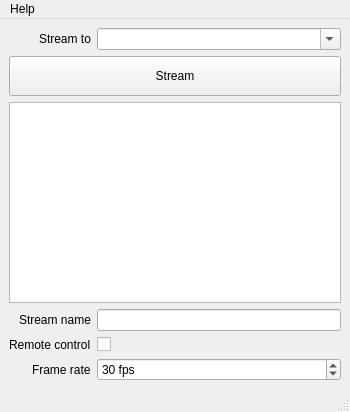
Before: the Qt Designer form apps/DesktopStreamer/MainWindow.ui in BlueBrain/Deflect, drawn with Qt 5.
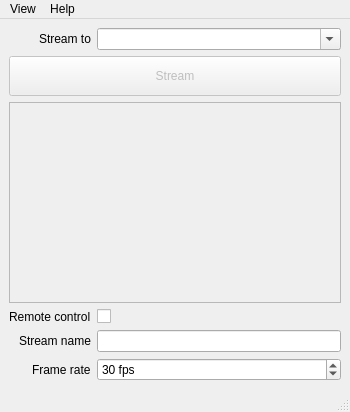
After: the same form once the commit is applied.

Commit message: DesktopStreamer: OSX multi-window is a view option, other UI improvements

Patch:
```diff
--- a/apps/DesktopStreamer/MainWindow.ui
+++ b/apps/DesktopStreamer/MainWindow.ui
@@ -33,7 +33,7 @@
     <item>
      <layout class="QFormLayout" name="formLayout">
       <property name="sizeConstraint">
-       <enum>QLayout::SetFixedSize</enum>
+       <enum>QLayout::SetMinimumSize</enum>
       </property>
       <property name="fieldGrowthPolicy">
        <enum>QFormLayout::ExpandingFieldsGrow</enum>
@@ -51,7 +51,7 @@
        <number>6</number>
       </property>
       <item row="0" column="0">
-       <widget class="QLabel" name="hostnameLabel">
+       <widget class="QLabel" name="_hostLabel">
         <property name="text">
          <string>Stream to</string>
         </property>
@@ -87,6 +87,9 @@
       </item>
       <item row="1" column="0" colspan="2">
        <widget class="QPushButton" name="_streamButton">
+        <property name="enabled">
+         <bool>false</bool>
+        </property>
         <property name="minimumSize">
          <size>
           <width>268</width>
@@ -124,6 +127,9 @@
       </item>
       <item row="2" column="0" colspan="2">
        <widget class="QListView" name="_listView">
+        <property name="enabled">
+         <bool>false</bool>
+        </property>
         <property name="sizePolicy">
          <sizepolicy hsizetype="Expanding" vsizetype="Expanding">
           <horstretch>0</horstretch>
@@ -166,41 +172,41 @@
        </widget>
       </item>
       <item row="3" column="0">
-       <widget class="QLabel" name="streamnameLabel">
-        <property name="text">
-         <string>Stream name</string>
-        </property>
-       </widget>
-      </item>
-      <item row="3" column="1">
-       <widget class="QLineEdit" name="_streamIdLineEdit">
-        <property name="sizePolicy">
-         <sizepolicy hsizetype="Expanding" vsizetype="Fixed">
-          <horstretch>0</horstretch>
-          <verstretch>0</verstretch>
-         </sizepolicy>
-        </property>
-        <property name="clearButtonEnabled">
-         <bool>false</bool>
-        </property>
-       </widget>
-      </item>
-      <item row="4" column="0">
        <widget class="QLabel" name="_remoteControlLabel">
         <property name="text">
          <string>Remote control</string>
         </property>
        </widget>
       </item>
-      <item row="4" column="1">
+      <item row="3" column="1">
        <widget class="QCheckBox" name="_remoteControlCheckBox">
         <property name="checked">
          <bool>false</bool>
         </property>
        </widget>
       </item>
+      <item row="4" column="0">
+       <widget class="QLabel" name="_streamIdLabel">
+        <property name="text">
+         <string>Stream name</string>
+        </property>
+       </widget>
+      </item>
+      <item row="4" column="1">
+       <widget class="QLineEdit" name="_streamIdLineEdit">
+        <property name="sizePolicy">
+         <sizepolicy hsizetype="Expanding" vsizetype="Fixed">
+          <horstretch>0</horstretch>
+          <verstretch>0</verstretch>
+         </sizepolicy>
+        </property>
+        <property name="clearButtonEnabled">
+         <bool>false</bool>
+        </property>
+       </widget>
+      </item>
       <item row="5" column="0">
-       <widget class="QLabel" name="maxFrameRateLabel">
+       <widget class="QLabel" name="_maxFrameRateLabel">
         <property name="text">
          <string>Frame rate</string>
         </property>
@@ -247,6 +253,14 @@
     </property>
     <addaction name="_actionAbout"/>
    </widget>
+   <widget class="QMenu" name="menuView">
+    <property name="title">
+     <string>View</string>
+    </property>
+    <addaction name="_actionAdvancedSettings"/>
+    <addaction name="_actionMultiWindowMode"/>
+   </widget>
+   <addaction name="menuView"/>
    <addaction name="menuHelp"/>
   </widget>
   <widget class="QStatusBar" name="_statusbar"/>
@@ -255,6 +269,22 @@
     <string>About</string>
    </property>
   </action>
+  <action name="_actionMultiWindowMode">
+   <property name="checkable">
+    <bool>true</bool>
+   </property>
+   <property name="text">
+    <string>Multi-window mode (experimental)</string>
+   </property>
+  </action>
+  <action name="_actionAdvancedSettings">
+   <property name="checkable">
+    <bool>true</bool>
+   </property>
+   <property name="text">
+    <string>Advanced settings</string>
+   </property>
+  </action>
  </widget>
  <resources/>
  <connections>
```
The commit also changes 6 other files.
